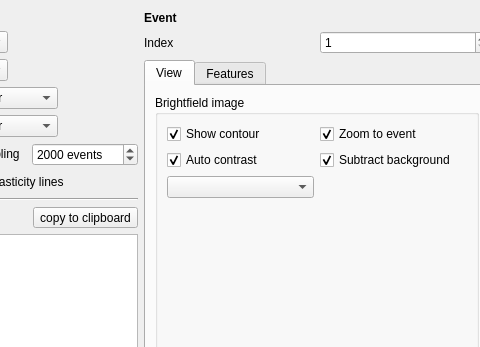
maikherbig/ShapeOut2, file shapeout2/gui/quick_view/qv_main.ui: the form before one commit; both pictures show x 573 to 1053 and y 0 to 347 of the 1486 by 746 pixel window.
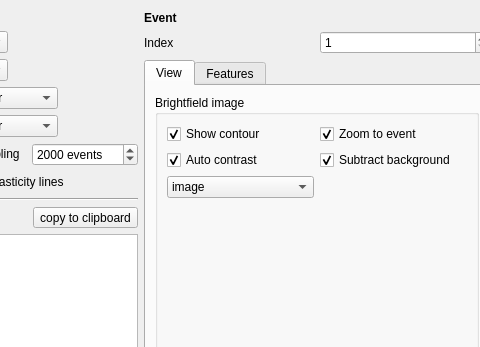
The form after the commit. Icons and pictures are not drawn. Custom widgets are drawn as their Qt base class.

Commit message: Add comboBox_layer_selection for multicolor images

Patch:
```diff
--- a/shapeout2/gui/quick_view/qv_main.ui
+++ b/shapeout2/gui/quick_view/qv_main.ui
@@ -554,7 +554,13 @@
                    </widget>
                   </item>
                   <item row="2" column="0">
-                   <widget class="QComboBox" name="comboBox_layer_selection"/>
+                   <widget class="QComboBox" name="comboBox_layer_selection">
+                    <item>
+                     <property name="text">
+                      <string>image</string>
+                     </property>
+                    </item>
+                   </widget>
                   </item>
                  </layout>
                 </item>
```
